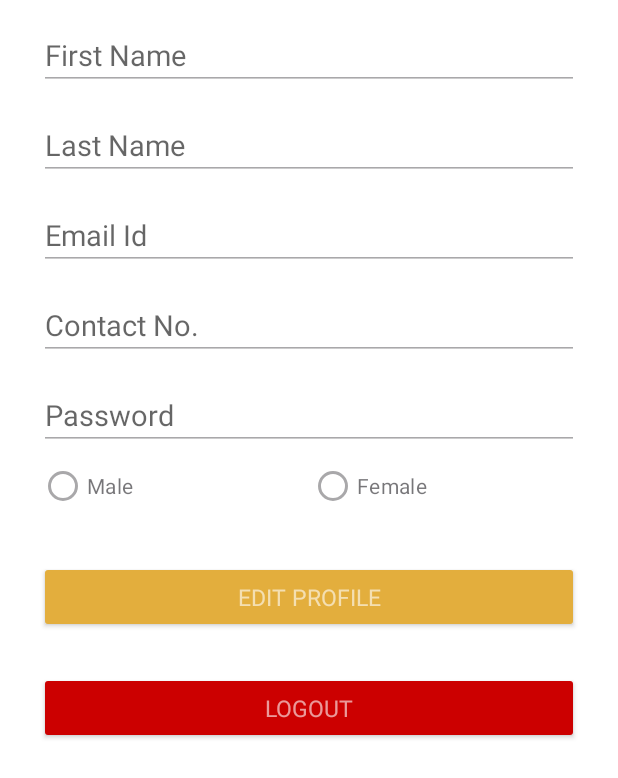
After one commit to SagarKhatri24/EcommerceOn, an Android app: the ProfileActivity screen opened directly, with no data from a screen before it, on a phone screen of 412 x 824 dp. The commit adds this screen. Shown: the top 778 px of the screen. Run offline under Robolectric (Android 15) with nearby library versions, the phone set to English and light mode, and no system bars; our stand-ins replace sdp/ssp sizes; Roboto replaces fonts that are not available here.

Commit message:
Database Profile

```diff
--- a/app/src/main/AndroidManifest.xml
+++ b/app/src/main/AndroidManifest.xml
@@ -16,6 +16,9 @@
         android:usesCleartextTraffic="true"
         tools:targetApi="31">
         <activity
+            android:name=".ProfileActivity"
+            android:exported="false" />
+        <activity
             android:name=".SignupActivity"
             android:exported="false" />
         <activity
@@ -32,7 +35,7 @@
         </activity>
         <activity
             android:name=".TabDemoActivity"
-            android:exported="true"></activity>
+            android:exported="true" />
         <activity
             android:name=".ActivityToFragmentActivity"
             android:exported="true" />
--- /dev/null
+++ b/app/src/main/java/ecommerce/on/ProfileActivity.java
@@ -0,0 +1,213 @@
+package ecommerce.on;
+
+import android.app.AlertDialog;
+import android.content.DialogInterface;
+import android.content.Intent;
+import android.content.SharedPreferences;
+import android.database.Cursor;
+import android.database.sqlite.SQLiteDatabase;
+import android.os.Bundle;
+import android.view.View;
+import android.widget.Button;
+import android.widget.CheckBox;
+import android.widget.EditText;
+import android.widget.RadioButton;
+import android.widget.RadioGroup;
+import android.widget.Toast;
+
+import androidx.activity.EdgeToEdge;
+import androidx.appcompat.app.AppCompatActivity;
+import androidx.core.graphics.Insets;
+import androidx.core.view.ViewCompat;
+import androidx.core.view.WindowInsetsCompat;
+
+public class ProfileActivity extends AppCompatActivity {
+
+    EditText firstName,lastName,email,contact,password,retypePassword;
+    RadioGroup gender;
+    RadioButton male,female;
+    Button submit,editProfile,logout;
+
+    String emailPattern = "[a-zA-Z0-9._-]+@[a-z]+\\.+[a-z]+";
+    SQLiteDatabase db;
+    String sGender;
+    SharedPreferences sp;
+
+    @Override
+    protected void onCreate(Bundle savedInstanceState) {
+        super.onCreate(savedInstanceState);
+        setContentView(R.layout.activity_profile);
+
+        sp = getSharedPreferences(ConstantSp.PREF,MODE_PRIVATE);
+
+        db = openOrCreateDatabase("EcomApp.db",MODE_PRIVATE,null);
+        String tableQuery = "CREATE TABLE IF NOT EXISTS USERS(USERID INTEGER PRIMARY KEY AUTOINCREMENT,FIRSTNAME VARCHAR(50),LASTNAME VARCHAR(50),EMAIL VARCHAR(100),CONTACT INT(10),PASSWORD VARCHAR(20),GENDER VARCHAR(10))";
+        db.execSQL(tableQuery);
+
+        firstName = findViewById(R.id.profile_firstname);
+        lastName = findViewById(R.id.profile_lastname);
+        email = findViewById(R.id.profile_email);
+        contact = findViewById(R.id.profile_contact);
+        password = findViewById(R.id.profile_password);
+        retypePassword = findViewById(R.id.profile_retype_password);
+
+        male = findViewById(R.id.profile_male);
+        female = findViewById(R.id.profile_female);
+
+        gender = findViewById(R.id.profile_gender);
+        submit = findViewById(R.id.profile_submit);
+        editProfile = findViewById(R.id.profile_edit);
+        logout = findViewById(R.id.profile_logout);
+
+        logout.setOnClickListener(new View.OnClickListener() {
+            @Override
+            public void onClick(View view) {
+                AlertDialog.Builder builder = new AlertDialog.Builder(ProfileActivity.this);
+                builder.setTitle("Logout!");
+                builder.setIcon(R.mipmap.ic_launcher);
+                builder.setMessage("Are You Sure Want to Logout!");
+
+                builder.setPositiveButton("No", new DialogInterface.OnClickListener() {
+                    @Override
+                    public void onClick(DialogInterface dialogInterface, int i) {
+                        dialogInterface.dismiss();
+                    }
+                });
+
+                builder.setNegativeButton("Yes", new DialogInterface.OnClickListener() {
+                    @Override
+                    public void onClick(DialogInterface dialogInterface, int i) {
+                        sp.edit().clear().commit();
+                        Intent intent = new Intent(ProfileActivity.this,MainActivity.class);
+                        startActivity(intent);
+                        finish();
+                    }
+                });
+
+                builder.setNeutralButton("Rate Us", new DialogInterface.OnClickListener() {
+                    @Override
+                    public void onClick(DialogInterface dialogInterface, int i) {
+                        Toast.makeText(ProfileActivity.this, "Rate Us", Toast.LENGTH_SHORT).show();
+                        dialogInterface.dismiss();
+                    }
+                });
+
+                builder.show();
+            }
+        });
+
+        gender.setOnCheckedChangeListener(new RadioGroup.OnCheckedChangeListener() {
+            @Override
+            public void onCheckedChanged(RadioGroup radioGroup, int i) {
+                RadioButton radioButton = findViewById(i);
+                sGender = radioButton.getText().toString();
+            }
+        });
+
+        submit.setOnClickListener(new View.OnClickListener() {
+            @Override
+            public void onClick(View view) {
+                if(firstName.getText().toString().trim().equals("")){
+                    firstName.setError("First Name Required");
+                }
+                else if(lastName.getText().toString().trim().equals("")){
+                    lastName.setError("Last Name Required");
+                }
+                else if(email.getText().toString().trim().equals("")){
+                    email.setError("Email Id Required");
+                }
+                else if(!email.getText().toString().trim().matches(emailPattern)){
+                    email.setError("Valid Email Id Required");
+                }
+                else if(contact.getText().toString().trim().equals("")){
+                    contact.setError("Contact No. Required");
+                }
+                else if(contact.getText().toString().trim().length()<10){
+                    contact.setError("Valid Contact No. Required");
+                }
+                else if(password.getText().toString().trim().equals("")){
+                    password.setError("Password Required");
+                }
+                else if(password.getText().toString().trim().length()<6){
+                    password.setError("Min. 6 Char Password Required");
+                }
+                else if(retypePassword.getText().toString().trim().equals("")){
+                    retypePassword.setError("Retype Password Required");
+                }
+                else if(retypePassword.getText().toString().trim().length()<6){
+                    retypePassword.setError("Min. 6 Char Retype Password Required");
+                }
+                else if(!password.getText().toString().trim().matches(retypePassword.getText().toString().trim())){
+                    retypePassword.setError("Password Does Not Match");
+                }
+                else if(gender.getCheckedRadioButtonId()==-1){
+                    Toast.makeText(ProfileActivity.this, "Please Select Gender", Toast.LENGTH_SHORT).show();
+                }
+                else{
+                    /*String selectQuery = "SELECT * FROM USERS WHERE EMAIL='"+email.getText().toString()+"' OR CONTACT='"+contact.getText().toString()+"'";
+                    Cursor cursor = db.rawQuery(selectQuery,null);
+                    if(cursor.getCount()>0){
+                        Toast.makeText(ProfileActivity.this, "Email Id/Contact No. Already Registered", Toast.LENGTH_SHORT).show();
+                    }
+                    else{
+                        String insertQuery = "INSERT INTO USERS VALUES (NULL,'"+firstName.getText().toString()+"','"+lastName.getText().toString()+"','"+email.getText().toString()+"','"+contact.getText().toString()+"','"+password.getText().toString()+"','"+sGender+"')";
+                        db.execSQL(insertQuery);
+                        Toast.makeText(ProfileActivity.this, "Signup Successfully", Toast.LENGTH_SHORT).show();
+                        onBackPressed();
+                    }*/
+                }
+            }
+        });
+
+        editProfile.setOnClickListener(new View.OnClickListener() {
+            @Override
+            public void onClick(View view) {
+                setData(true);
+            }
+        });
+
+        setData(false);
+
+    }
+
+    private void setData(boolean b) {
+        if(b){
+            retypePassword.setVisibility(View.VISIBLE);
+            editProfile.setVisibility(View.GONE);
+            submit.setVisibility(View.VISIBLE);
+        }
+        else{
+            retypePassword.setVisibility(View.GONE);
+            editProfile.setVisibility(View.VISIBLE);
+            submit.setVisibility(View.GONE);
+        }
+
+        firstName.setEnabled(b);
+        lastName.setEnabled(b);
+        email.setEnabled(b);
+        contact.setEnabled(b);
+        password.setEnabled(b);
+        retypePassword.setEnabled(b);
+        male.setEnabled(b);
+        female.setEnabled(b);
+
+        firstName.setText(sp.getString(ConstantSp.FIRSTNAME,""));
+        lastName.setText(sp.getString(ConstantSp.LASTNAME,""));
+        email.setText(sp.getString(ConstantSp.EMAIL,""));
+        contact.setText(sp.getString(ConstantSp.CONTACT,""));
+        password.setText(sp.getString(ConstantSp.PASSWORD,""));
+        retypePassword.setText(sp.getString(ConstantSp.PASSWORD,""));
+
+        sGender = sp.getString(ConstantSp.GENDER,"");
+        if(sGender.equalsIgnoreCase("Male")){
+            male.setChecked(true);
+        }
+        else if(sGender.equalsIgnoreCase("Female")){
+            female.setChecked(true);
+        }
+        else{
+
+        }
+
+    }
+}
--- /dev/null
+++ b/app/src/main/res/layout/activity_profile.xml
@@ -0,0 +1,97 @@
+<?xml version="1.0" encoding="utf-8"?>
+<LinearLayout xmlns:android="http://schemas.android.com/apk/res/android"
+    xmlns:app="http://schemas.android.com/apk/res-auto"
+    xmlns:tools="http://schemas.android.com/tools"
+    android:id="@+id/main"
+    android:layout_width="match_parent"
+    android:layout_height="match_parent"
+    android:orientation="vertical"
+    style="@style/background"
+    tools:context=".ProfileActivity">
+
+    <EditText
+        android:id="@+id/profile_firstname"
+        android:hint="First Name"
+        android:layout_marginTop="@dimen/_10sdp"
+        style="@style/edit_15"/>
+
+    <EditText
+        android:id="@+id/profile_lastname"
+        android:hint="Last Name"
+        android:layout_marginTop="@dimen/_10sdp"
+        style="@style/edit_15"/>
+
+    <EditText
+        android:inputType="textEmailAddress"
+        android:id="@+id/profile_email"
+        android:hint="Email Id"
+        android:layout_marginTop="@dimen/_10sdp"
+        style="@style/edit_15"/>
+
+    <EditText
+        android:maxLength="10"
+        android:inputType="phone"
+        android:id="@+id/profile_contact"
+        android:hint="Contact No."
+        android:layout_marginTop="@dimen/_10sdp"
+        style="@style/edit_15"/>
+
+    <EditText
+        android:inputType="textPassword"
+        android:id="@+id/profile_password"
+        android:hint="Password"
+        android:layout_marginTop="@dimen/_10sdp"
+        style="@style/edit_15"/>
+
+    <EditText
+        android:inputType="textPassword"
+        android:id="@+id/profile_retype_password"
+        android:hint="ReType Password"
+        android:layout_marginTop="@dimen/_10sdp"
+        style="@style/edit_15"/>
+
+    <RadioGroup
+        android:orientation="horizontal"
+        android:id="@+id/profile_gender"
+        android:layout_marginHorizontal="@dimen/_20sdp"
+        android:layout_width="match_parent"
+        android:layout_height="wrap_content">
+
+        <RadioButton
+            android:layout_weight="1"
+            android:id="@+id/profile_male"
+            android:text="Male"
+            android:layout_width="match_parent"
+            android:layout_height="wrap_content"/>
+
+        <RadioButton
+            android:layout_weight="1"
+            android:id="@+id/profile_female"
+            android:text="Female"
+            android:layout_width="match_parent"
+            android:layout_height="wrap_content"/>
+
+    </RadioGroup>
+
+    <Button
+        android:id="@+id/profile_edit"
+        android:text="Edit Profile"
+        android:layout_marginTop="@dimen/_20sdp"
+        app:backgroundTint="@color/yellow"
+        style="@style/button_16"/>
+
+    <Button
+        android:id="@+id/profile_submit"
+        android:text="Submit"
+        android:layout_marginTop="@dimen/_20sdp"
+        app:backgroundTint="@color/yellow"
+        style="@style/button_16"/>
+
+    <Button
+        android:id="@+id/profile_logout"
+        android:text="Logout"
+        android:layout_marginTop="@dimen/_20sdp"
+        app:backgroundTint="@android:color/holo_red_dark"
+        style="@style/button_16"/>
+
+</LinearLayout>
```
Also changed, not shown: app/src/main/java/ecommerce/on/ConstantSp.java (added, +15 -0 lines), app/src/main/java/ecommerce/on/MainActivity.java (+28 -2 lines), app/src/main/java/ecommerce/on/SplashActivity.java (+14 -3 lines).
